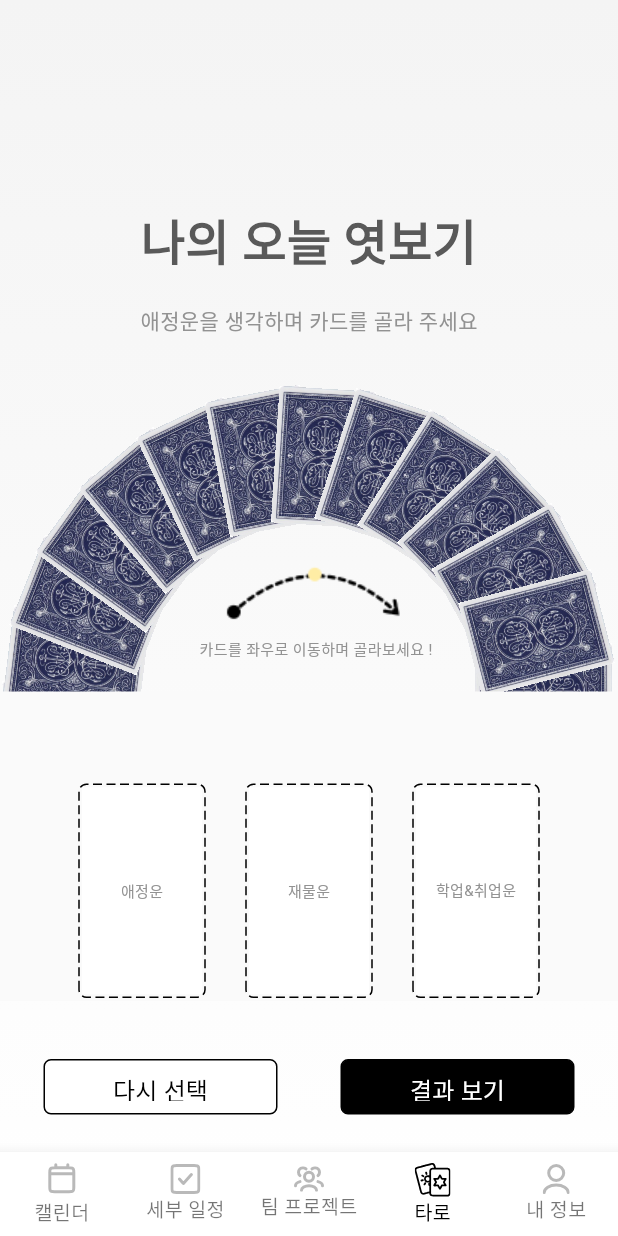
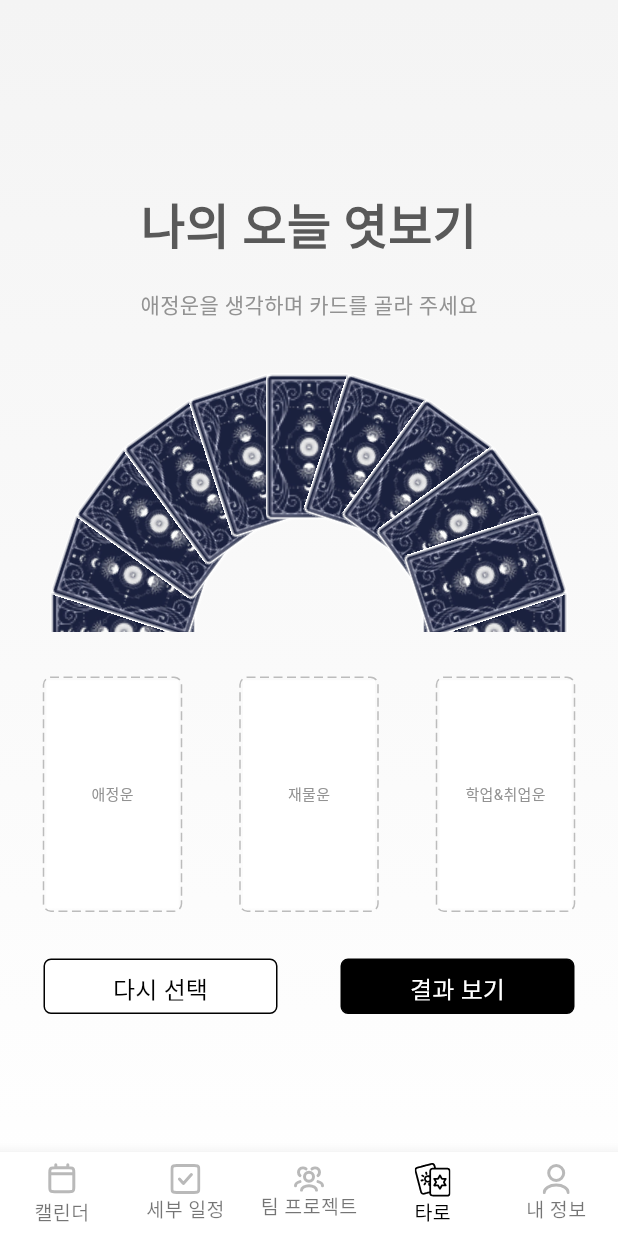
Before and after one commit to peep-todo/peep-todo-frontend, a Flutter app: the screen it shows after launch, item 4 of the bottom bar chosen, on a phone screen of 412 x 824 dp. Run offline on Flutter 3.47's test engine with Material 3 defaults, Android fonts, the phone set to English and light mode, and no system bars; drawn by our look-alikes of dotted_border; our stand-ins replace dropdown_button2, flutter_svg, get, lottie, pie_chart, share_plus and 1 more; Roboto replaces fonts that are missing (SFPro).

Commit message:
fix: 고치는 중..

```diff
--- a/todo_peep/lib/controllers/taro_controller.dart
+++ b/todo_peep/lib/controllers/taro_controller.dart
@@ -82,6 +82,18 @@ class TaroController extends GetxController {
     print(selectedCards);
   }
 
+  //카드 선택 삭제
+  void selectCardDelete(int selected) {
+    //  RxBool selectCard = false.obs;
+    // RxBool loveFortune = false.obs;
+    // RxBool wealthFortune = false.obs;
+    // RxBool studyFortune = false.obs;
+    // RxString current = "애정운".obs;
+
+    print("asdfaaaaaaaaa");
+    // selectCurrent();
+  }
+
   //카드삭제와 변경
   void changeRandomCard() {
     reset();
--- a/todo_peep/lib/screens/taro/select_taro.dart
+++ b/todo_peep/lib/screens/taro/select_taro.dart
@@ -14,9 +14,95 @@ class SelectTaro extends StatefulWidget {
   State<SelectTaro> createState() => _SelectTaroState();
 }
 
-class _SelectTaroState extends State<SelectTaro> {
+class _SelectTaroState extends State<SelectTaro> with TickerProviderStateMixin {
   final TaroController controller = Get.put(TaroController());
+  Offset _position = const Offset(0, 0);
   double _rotation = 0.0; // 초기 회전 값
+  late AnimationController _rotationController;
+  late AnimationController _moveController;
+  late Animation<double> _rotationAnimation;
+  late Animation<Offset> _moveAnimation;
+
+  final GlobalKey _containerKey = GlobalKey();
+  final GlobalKey _cardKey = GlobalKey();
+  late RenderBox renderContainerBox;
+  late RenderBox renderCardBox;
+  late Offset localContainerPosition;
+  late Offset localCardPosition;
+
+  @override
+  void initState() {
+    super.initState();
+    WidgetsBinding.instance.addPostFrameCallback((_) {
+      renderContainerBox =
+          _containerKey.currentContext!.findRenderObject() as RenderBox;
+      localContainerPosition =
+          renderContainerBox.localToGlobal(Offset.zero); // 현재 위치 얻기
+      print("renderContainerBox: $localContainerPosition");
+
+      renderCardBox = _cardKey.currentContext!.findRenderObject() as RenderBox;
+      localCardPosition = renderCardBox.localToGlobal(Offset.zero); // 현재 위치 얻기
+      print("renderCardBox: $localCardPosition");
+    });
+
+    _rotationController = AnimationController(
+      duration: const Duration(milliseconds: 300), // 회전 애니메이션 시간
+      vsync: this,
+    );
+
+    _moveController = AnimationController(
+      duration: const Duration(milliseconds: 500), // 이동 애니메이션 시간
+      vsync: this,
+    );
+
+    _rotationAnimation =
+        Tween<double>(begin: 0.0, end: 0.0).animate(_rotationController)
+          ..addListener(() {
+            setState(() {
+              _rotation = _rotationAnimation.value;
+            });
+          });
+
+    // 애니메이션이 변경될 때마다 UI를 업데이트하는 리스너 설정
+    _moveAnimation =
+        Tween<Offset>(begin: _position, end: _position).animate(_moveController)
+          ..addListener(() {
+            setState(() {
+              _position = _moveAnimation.value;
+              print("Position updated: $_position");
+            });
+          });
+  }
+
+  @override
+  void dispose() {
+    _rotationController.dispose();
+    _moveController.dispose();
+    super.dispose();
+  }
+
+  void _resetRotationAndMove() {
+    _rotationAnimation =
+        Tween<double>(begin: _rotation, end: 0.0).animate(_rotationController);
+
+    _rotationController.forward(from: 0.0).then((_) {
+      // 회전 애니메이션 완료 후 이동 애니메이션 시작
+      // _updatePosition(); // 위치 업데이트
+      // _moveController.forward(from: 0.0);
+      print("회전 완료 후 이동 시작");
+      printOffset();
+    });
+  }
+
+  void printOffset() {
+    // 현재 위치에서 목표 위치로 이동하는 애니메이션 설정
+    _moveAnimation =
+        Tween<Offset>(begin: localCardPosition, end: localContainerPosition)
+            .animate(_moveController);
+
+    // 이동 애니메이션 시작
+    _moveController.forward(from: 0.0);
+  }
 
   void _onHorizontalDragUpdate(DragUpdateDetails details) {
     setState(() {
@@ -29,6 +115,10 @@ class _SelectTaroState extends State<SelectTaro> {
   Widget build(BuildContext context) {
     var screenWidth = MediaQuery.of(context).size.width;
     var screenHeight = MediaQuery.of(context).size.height;
+    var radius = screenWidth * 0.3; // 반지름을 0.5 * screenWidth로 변경
+    var cardCount = 20; // 카드의 개수
+    var centerX = (screenWidth - 58) / 2; // 화면 중심의 X 좌표
+    var centerY = (screenWidth - 58) / 2; // 화면 중심의 Y 좌표
 
     return Scaffold(
       body: SingleChildScrollView(
@@ -48,8 +138,8 @@ class _SelectTaroState extends State<SelectTaro> {
                 ),
               ),
               child: Column(
+                mainAxisAlignment: MainAxisAlignment.center,
                 children: [
-                const SizedBox(height: 137),
                   const Text(
                     "나의 오늘 엿보기",
                     style: TextStyle(
@@ -68,75 +158,85 @@ class _SelectTaroState extends State<SelectTaro> {
                     ),
                   ),
                   const SizedBox(height: 31),
-                Stack(
+                  Visibility(
+                    visible: false, // false로 설정하여 위젯을 숨깁니다.
+                    maintainSize: false,
+                    child: Container(
+                      key: _cardKey,
+                      color: const Color.fromARGB(248, 146, 16, 16),
+                      width: 64.75,
+                      height: 108.28,
+                    ),
+                  ),
+                  GestureDetector(
+                    onHorizontalDragUpdate:
+                        _onHorizontalDragUpdate, // 스와이프 동작 감지
+                    child: ClipRect(
+                      // 컨테이너의 절반만 보이도록 클리핑
+                      child: Align(
+                        alignment: Alignment.topCenter, // 위쪽 절반만 보이도록 설정
+                        heightFactor: 0.5, // 컨테이너의 높이를 절반으로 제한
+                        child: Column(
                           children: [
-                    Positioned(
-                      child: Transform.rotate(
+                            Transform.rotate(
                               angle: _rotation, // 회전 각도 적용
                               child: SizedBox(
-                            width: screenWidth,
-                            height: screenWidth,
-                            child: const TarotCardCircle()),
+                                width: screenWidth - 58,
+                                height: screenWidth - 58,
+                                child: Stack(
+                                  children: [
+                                    for (int i = 0; i < cardCount; i++)
+                                      Transform.translate(
+                                        // 카드가 원의 중심에서 벗어나도록 offset 조정
+                                        offset: Offset(
+                                          radius * cos(2 * pi * i / cardCount) +
+                                              centerX -
+                                              32.375, // X 좌표 이동
+                                          radius * sin(2 * pi * i / cardCount) +
+                                              centerY -
+                                              54.14, // Y 좌표 이동
                                         ),
-                    ),
-                    Positioned(
+                                        child: Transform.rotate(
+                                          angle: 2 * pi * i / cardCount +
+                                              pi / 2, // 각도를 따라 카드 회전
                                           child: GestureDetector(
-                        onHorizontalDragUpdate:
-                            _onHorizontalDragUpdate, // 스와이프 동작 감지
-                        child: Transform.rotate(
-                          angle: _rotation, // 회전 각도 적용
-                          child: SizedBox(
-                              width: screenWidth,
-                              height: screenWidth,
-                              child: const TarotCardCircle()),
-                        ),
-                      ),
-                    ),
-                    Positioned(
-                      bottom: screenWidth * 0.45,
-                      right: screenWidth * 0.3,
-                      child: Image.asset("assets/images/taro/selectTaro.png"),
-                    ),
-                    Positioned(
-                      bottom: screenWidth * 0.55,
-                      right: screenWidth * 0.3,
-                      child: const Center(
-                        child: Text(
-                          "카드를 좌우로 이동하며 골라보세요 !",
-                          style: TextStyle(
-                            fontSize: 10,
-                            color: Color(0xff929292),
-                            fontWeight: FontWeight.w400,
+                                            onTap: () {
+                                              _resetRotationAndMove();
+
+                                              // controller.selectTaroCard();
+                                            },
+                                            child: Image.asset(
+                                              "assets/images/taro/taroCard.png",
+                                              width: 64.75,
+                                              height: 108.28,
                                             ),
                                           ),
                                         ),
                                       ),
-                    Positioned(
-                      top: screenWidth * 0.5,
-                      child: Container(
-                        width: screenWidth,
-                        height: screenWidth,
-                        color: const Color.fromARGB(255, 250, 250, 250),
+                                  ],
                                 ),
                               ),
+                            )
                           ],
                         ),
+                      ),
+                    ),
+                  ),
                   Padding(
-                  padding: const EdgeInsets.symmetric(horizontal: 39),
+                    padding: const EdgeInsets.symmetric(
+                        vertical: 30, horizontal: 29),
                     child: Row(
-                    mainAxisAlignment: MainAxisAlignment.spaceAround,
+                      mainAxisAlignment: MainAxisAlignment.spaceBetween,
                       children: [
-                      Transform.translate(
-                        offset: Offset(0, -screenWidth * 0.35),
-                        child: controller.loveFortune != true.obs
+                        controller.loveFortune != true.obs
                             ? SizedBox(
-                                width: 84,
-                                height: 142,
+                                width: 92,
+                                height: 156,
                                 child: DottedBorder(
                                   borderType: BorderType.RRect,
                                   radius: const Radius.circular(5),
                                   dashPattern: const [6, 3],
-                                  color: Colors.black,
+                                  color: const Color(0xffbcbcbc),
                                   child: Container(
                                     color: Colors.white,
                                     child: const Center(
@@ -154,18 +254,16 @@ class _SelectTaroState extends State<SelectTaro> {
                             : const TaroCardSelect(
                                 number: 0,
                               ),
-                      ),
-                      Transform.translate(
-                        offset: Offset(0, -screenWidth * 0.35),
-                        child: SizedBox(
-                          width: 84,
-                          height: 142,
+                        SizedBox(
+                          key: _containerKey,
+                          width: 92,
+                          height: 156,
                           child: controller.wealthFortune != true.obs
                               ? DottedBorder(
                                   borderType: BorderType.RRect,
                                   radius: const Radius.circular(5),
                                   dashPattern: const [6, 3],
-                                  color: Colors.black,
+                                  color: const Color(0xffbcbcbc),
                                   child: Container(
                                     color: Colors.white,
                                     child: const Center(
@@ -184,18 +282,15 @@ class _SelectTaroState extends State<SelectTaro> {
                                   number: 2,
                                 ),
                         ),
-                      ),
-                      Transform.translate(
-                        offset: Offset(0, -screenWidth * 0.35),
-                        child: SizedBox(
-                          width: 84,
-                          height: 142,
+                        SizedBox(
+                          width: 92,
+                          height: 156,
                           child: controller.studyFortune != true.obs
                               ? DottedBorder(
                                   borderType: BorderType.RRect,
                                   radius: const Radius.circular(5),
                                   dashPattern: const [6, 3],
-                                  color: Colors.black,
+                                  color: const Color(0xffbcbcbc),
                                   child: Container(
                                     color: Colors.white,
                                     child: const Center(
@@ -214,20 +309,15 @@ class _SelectTaroState extends State<SelectTaro> {
                                   number: 4,
                                 ),
                         ),
-                      ),
                       ],
                     ),
                   ),
-                Transform.translate(
-                  offset: Offset(0, -screenWidth * 0.25),
-                  child: Padding(
-                    padding: const EdgeInsets.symmetric(horizontal: 29),
+                  Padding(
+                    // padding: const EdgeInsets.symmetric(horizontal: 29),
+                    padding: const EdgeInsets.fromLTRB(29, 0, 29, 0),
                     child: SizedBox(
                       width: screenWidth,
                       height: 40,
-                      child: Stack(
-                        children: [
-                          Positioned(
                       child: Row(
                         mainAxisAlignment: MainAxisAlignment.spaceBetween,
                         children: [
@@ -266,9 +356,7 @@ class _SelectTaroState extends State<SelectTaro> {
                               ),
                             ),
                             child: TextButton(
-                                    onPressed: () {
-                                      print("asdf");
-                                    },
+                              onPressed: () {},
                               child: const Text(
                                 "결과 보기",
                                 style: TextStyle(
@@ -280,15 +368,13 @@ class _SelectTaroState extends State<SelectTaro> {
                           ),
                         ],
                       ),
+                    ),
+                  ),
+                  const SizedBox(
+                    height: 20,
                   )
                 ],
-                      ),
-                    ),
-                  ),
-                ),
-              ],
-            ),
-          ),
+              )),
         ),
       ),
     );
--- a/todo_peep/lib/screens/team/team_detail.dart
+++ b/todo_peep/lib/screens/team/team_detail.dart
@@ -153,6 +153,8 @@ class TeamDetail extends StatelessWidget {
       child: Scaffold(
         appBar: AppBar(
           backgroundColor: const Color(0xfff4f4f4),
+          scrolledUnderElevation: 0,
+          elevation: 0.0,
         ),
         body: Container(
           width: screenWidth,
@@ -496,6 +498,7 @@ class TeamDetail extends StatelessWidget {
                       ),
                     ),
                   ),
+                  const SizedBox(height: 57),
                 ],
               ),
             ),
--- a/todo_peep/lib/widgets/taro/taro_card_select.dart
+++ b/todo_peep/lib/widgets/taro/taro_card_select.dart
@@ -13,9 +13,13 @@ class TaroCardSelect extends GetView<TaroController> {
     final TaroController controller = Get.find<TaroController>();
 
     return Obx(
-      () => Container(
-        width: 84,
-        height: 142,
+      () => GestureDetector(
+        onTap: () {
+          controller.selectCardDelete(1);
+        },
+        child: Container(
+          width: 92,
+          height: 156,
           decoration: BoxDecoration(
             borderRadius: BorderRadius.circular(5),
             border: Border.all(color: const Color.fromARGB(255, 91, 91, 91)),
@@ -28,6 +32,7 @@ class TaroCardSelect extends GetView<TaroController> {
             ),
           ),
         ),
+      ),
     );
   }
 }
--- a/todo_peep/lib/widgets/taro/tarot_card_circle.dart
+++ b/todo_peep/lib/widgets/taro/tarot_card_circle.dart
@@ -16,10 +16,10 @@ class _TarotCardCircleState extends State<TarotCardCircle> {
   @override
   Widget build(BuildContext context) {
     var screenWidth = MediaQuery.of(context).size.width;
-    var radius = screenWidth * 0.38; // 반지름을 0.5 * screenWidth로 변경
-    var cardCount = 25; // 카드의 개수
-    var centerX = screenWidth / 2; // 화면 중심의 X 좌표
-    var centerY = screenWidth / 2; // 화면 중심의 Y 좌표
+    var radius = screenWidth * 0.3; // 반지름을 0.5 * screenWidth로 변경
+    var cardCount = 21; // 카드의 개수
+    var centerX = (screenWidth - 58) / 2; // 화면 중심의 X 좌표
+    var centerY = (screenWidth - 58) / 2; // 화면 중심의 Y 좌표
 
     return Stack(
       children: [
```
Also changed, not shown: todo_peep/assets/images/taro/taroCard.png. Lines whose indentation alone changed are shown as unchanged.
